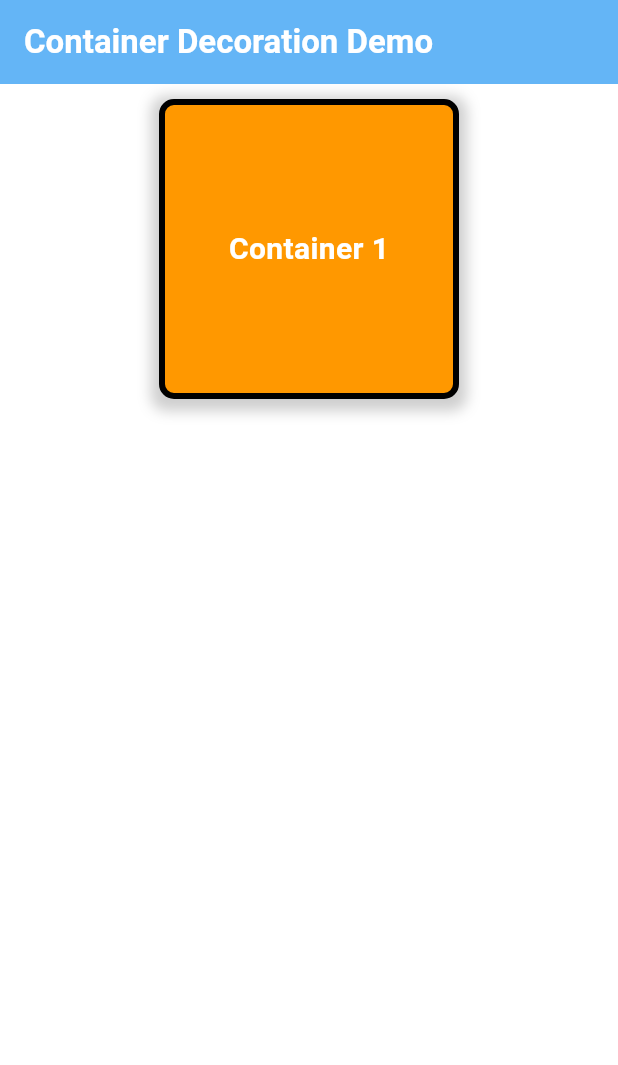
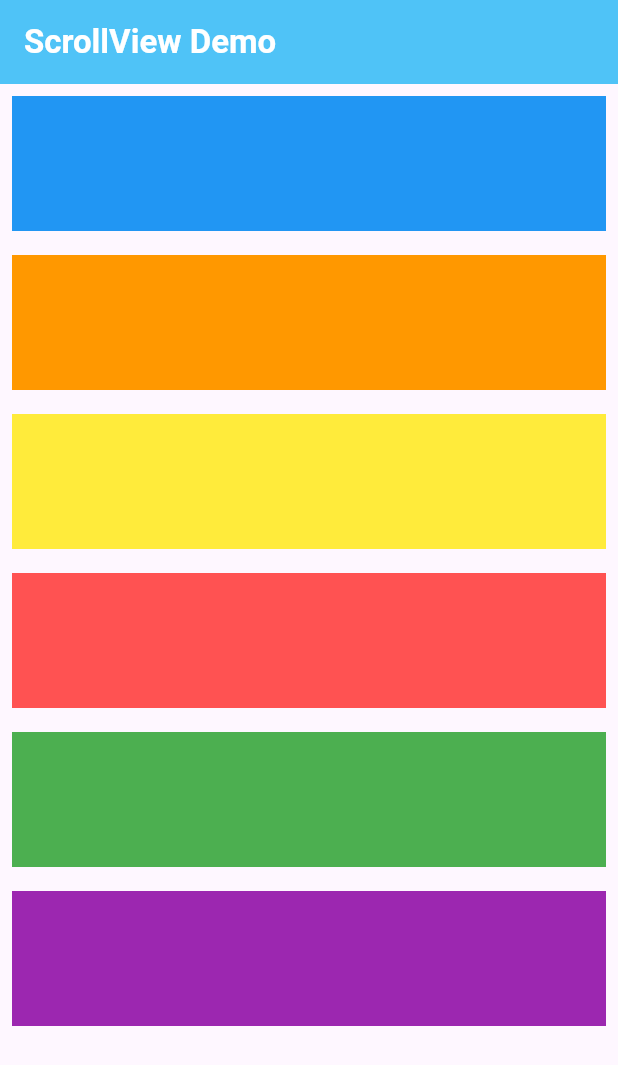
Before and after one commit to SatishK2022/flutter-development, a Flutter app: the screen it shows after launch, on a phone screen of 412 x 824 dp. Shown: the top 1065 px of the screen. Run offline on Flutter 3.47's test engine with Material 3 defaults, Android fonts, the phone set to English and light mode, and no system bars.

Commit message:
add ScrollView demo

```diff
--- a/demo_project/lib/main.dart
+++ b/demo_project/lib/main.dart
@@ -3,21 +3,23 @@ import 'package:flutter/material.dart';
 void main() => runApp(MyApp());
 
 class MyApp extends StatelessWidget {
+  const MyApp({super.key});
+
   @override
   Widget build(BuildContext context) {
-    return MaterialApp(
+    return const MaterialApp(
       debugShowCheckedModeBanner: false,
       title: 'Flutter Login Demo',
-      theme: ThemeData(
-        primarySwatch: Colors.blue,
-      ),
       // home: LoginScreen(),
-      home: const ContainerDecorationDemo(),
+      // home: ContainerDecorationDemo(),
+      home: ScrollViewDemo(),
     );
   }
 }
 
 class LoginScreen extends StatefulWidget {
+  const LoginScreen({super.key});
+
   @override
   _LoginScreenState createState() => _LoginScreenState();
 }
@@ -137,3 +139,77 @@ class ContainerDecorationDemo extends StatelessWidget {
     );
   }
 }
+
+class ScrollViewDemo extends StatelessWidget {
+  const ScrollViewDemo({super.key});
+
+  @override
+  Widget build(BuildContext context) {
+    return Scaffold(
+      appBar: AppBar(
+        title: const Text(
+          'ScrollView Demo',
+          style: TextStyle(fontWeight: FontWeight.bold, color: Colors.white),
+        ),
+        backgroundColor: Colors.lightBlue[300],
+      ),
+      body: SizedBox(
+        width: MediaQuery.of(context).size.width,
+        child: SingleChildScrollView(
+          child: Column(
+            children: [
+              Padding(
+                padding: const EdgeInsets.all(8.0),
+                child: Container(
+                  width: MediaQuery.of(context).size.width,
+                  height: 90,
+                  color: Colors.blue,
+                ),
+              ),
+              Padding(
+                padding: const EdgeInsets.all(8.0),
+                child: Container(
+                  width: MediaQuery.of(context).size.width,
+                  height: 90,
+                  color: Colors.orange,
+                ),
+              ),
+              Padding(
+                padding: const EdgeInsets.all(8.0),
+                child: Container(
+                  width: MediaQuery.of(context).size.width,
+                  height: 90,
+                  color: Colors.yellow,
+                ),
+              ),
+              Padding(
+                padding: const EdgeInsets.all(8.0),
+                child: Container(
+                  width: MediaQuery.of(context).size.width,
+                  height: 90,
+                  color: Colors.redAccent,
+                ),
+              ),
+              Padding(
+                padding: const EdgeInsets.all(8.0),
+                child: Container(
+                  width: MediaQuery.of(context).size.width,
+                  height: 90,
+                  color: Colors.green,
+                ),
+              ),
+              Padding(
+                padding: const EdgeInsets.all(8.0),
+                child: Container(
+                  width: MediaQuery.of(context).size.width,
+                  height: 90,
+                  color: Colors.purple,
+                ),
+              ),
+            ],
+          ),
+        ),
+      ),
+    );
+  }
+}
```
